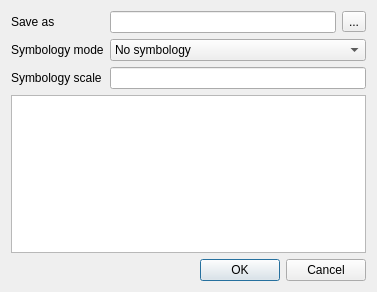
Before: the Qt Designer form src/ui/qgsdxfexportdialogbase.ui in qgis/QGIS, drawn with Qt 5.
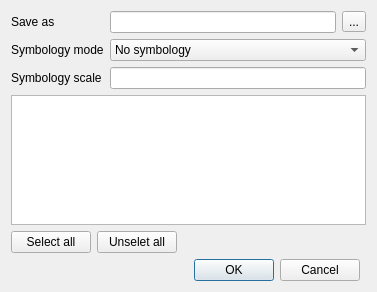
After: the same form once the commit is applied.

Commit message: [DXF] add (un)select all buttons

The edit to the form file:
```diff
--- a/src/ui/qgsdxfexportdialogbase.ui
+++ b/src/ui/qgsdxfexportdialogbase.ui
@@ -14,7 +14,17 @@
    <string>DXF export</string>
   </property>
   <layout class="QGridLayout" name="gridLayout_2">
-   <item row="0" column="0">
+   <item row="4" column="1">
+    <widget class="QDialogButtonBox" name="buttonBox">
+     <property name="orientation">
+      <enum>Qt::Horizontal</enum>
+     </property>
+     <property name="standardButtons">
+      <set>QDialogButtonBox::Cancel|QDialogButtonBox::Ok</set>
+     </property>
+    </widget>
+   </item>
+   <item row="0" column="0" colspan="3">
     <layout class="QGridLayout" name="gridLayout">
      <item row="0" column="1">
       <widget class="QLineEdit" name="mFileLineEdit"/>
@@ -74,15 +84,36 @@
      </item>
     </layout>
    </item>
-   <item row="1" column="0">
-    <widget class="QDialogButtonBox" name="buttonBox">
-     <property name="orientation">
-      <enum>Qt::Horizontal</enum>
-     </property>
-     <property name="standardButtons">
-      <set>QDialogButtonBox::Cancel|QDialogButtonBox::Ok</set>
-     </property>
-    </widget>
+   <item row="2" column="0" colspan="2">
+    <layout class="QGridLayout" name="gridLayout_3">
+     <item row="0" column="0">
+      <widget class="QPushButton" name="mSelectAllButton">
+       <property name="text">
+        <string>Select all</string>
+       </property>
+      </widget>
+     </item>
+     <item row="0" column="1">
+      <widget class="QPushButton" name="mUnSelectAllButton">
+       <property name="text">
+        <string>Unselet all</string>
+       </property>
+      </widget>
+     </item>
+     <item row="0" column="2">
+      <spacer name="horizontalSpacer">
+       <property name="orientation">
+        <enum>Qt::Horizontal</enum>
+       </property>
+       <property name="sizeHint" stdset="0">
+        <size>
+         <width>40</width>
+         <height>20</height>
+        </size>
+       </property>
+      </spacer>
+     </item>
+    </layout>
    </item>
   </layout>
  </widget>
```
Left out of the diff: 4 changed lines with no effect on the pictures. The commit also changes 2 other files.
